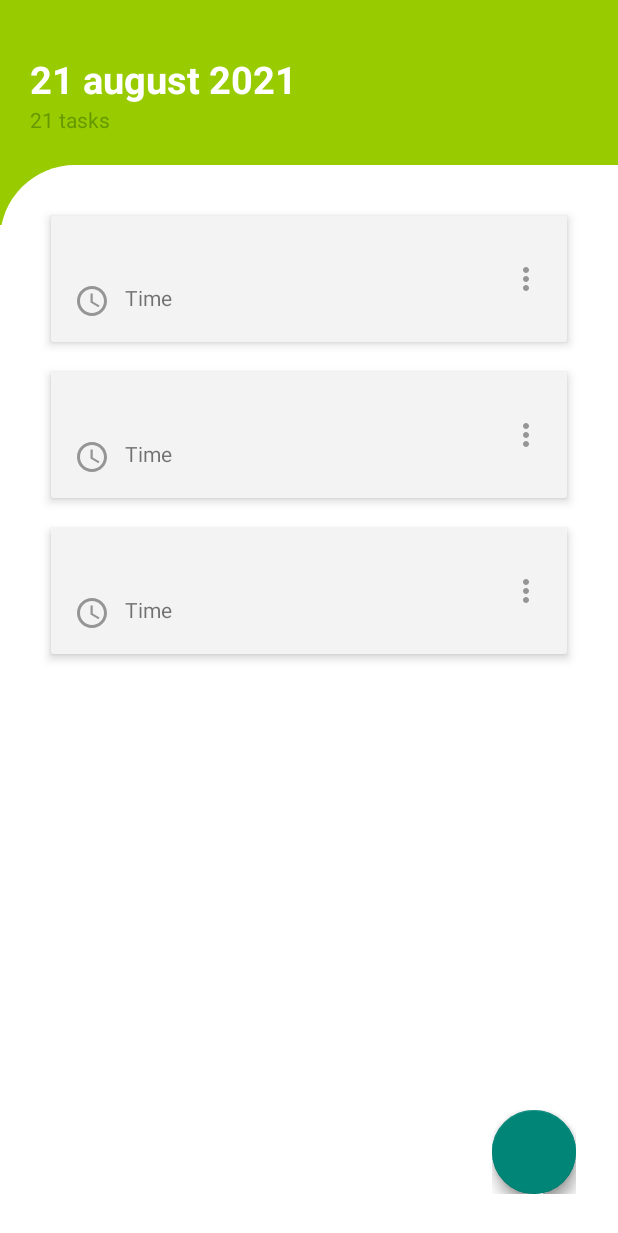
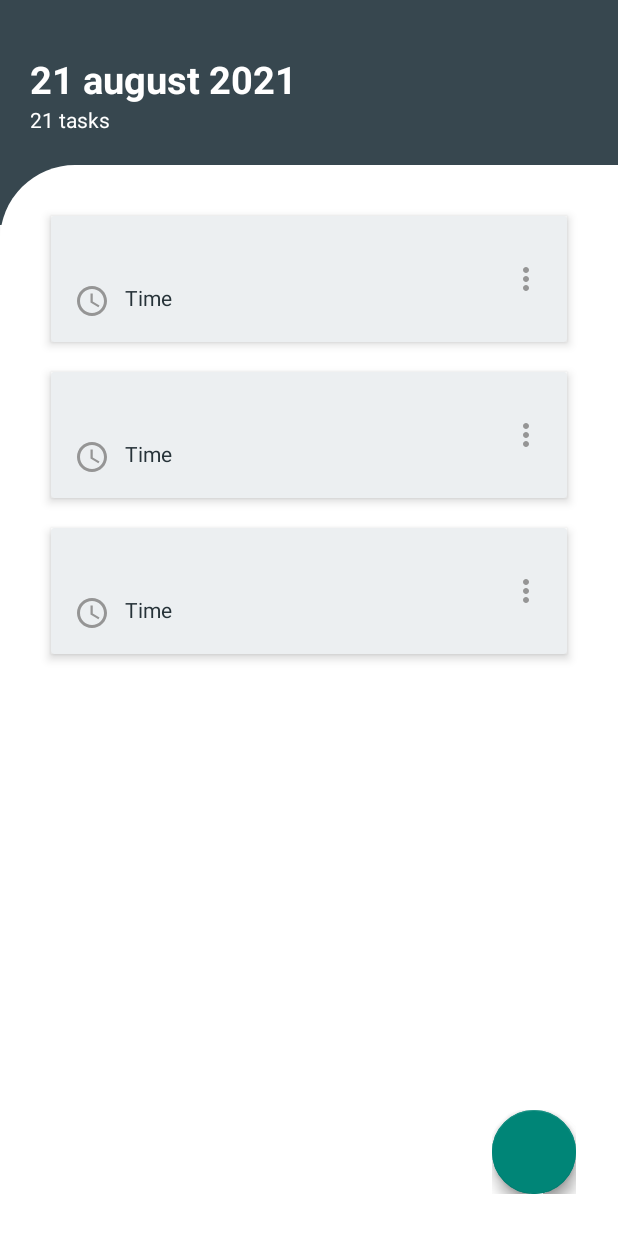
Before and after one commit to zurbaevi/android-to-do-list, an Android app: the layout fragment_task.xml on its own in the app's theme, with its tools: preview values and no code run, on a phone screen of 412 x 824 dp. Shown: the top 1233 px of the screen. Run offline under Robolectric (Android 15) with nearby library versions, the phone set to English and light mode, and no system bars; plain views replace FloatingActionButton, FloatingActionsMenu; Roboto replaces fonts that are not available here.

Commit message:
Changed theme

```diff
--- a/app/src/main/res/drawable/background_dialog.xml
+++ b/app/src/main/res/drawable/background_dialog.xml
@@ -1,7 +1,7 @@
 <?xml version="1.0" encoding="utf-8"?>
 <shape xmlns:android="http://schemas.android.com/apk/res/android">
 
-    <solid android:color="@android:color/holo_green_light" />
+    <solid android:color="@color/blue_gray_800" />
     <corners android:topLeftRadius="50dp" />
 
 </shape>
--- a/app/src/main/res/layout/fragment_splash.xml
+++ b/app/src/main/res/layout/fragment_splash.xml
@@ -3,7 +3,7 @@
     xmlns:tools="http://schemas.android.com/tools"
     android:layout_width="match_parent"
     android:layout_height="match_parent"
-    android:background="@android:color/holo_green_dark"
+    android:background="@color/blue_gray_900"
     tools:context=".ui.SplashFragment">
 
     <TextView
--- a/app/src/main/res/layout/fragment_task.xml
+++ b/app/src/main/res/layout/fragment_task.xml
@@ -13,7 +13,7 @@
         <RelativeLayout
             android:layout_width="match_parent"
             android:layout_height="150dp"
-            android:background="@android:color/holo_green_light">
+            android:background="@color/blue_gray_800">
 
             <TextView
                 android:id="@+id/text_today_title"
@@ -35,7 +35,7 @@
                 android:layout_below="@id/text_today_title"
                 android:layout_marginStart="20dp"
                 android:fontFamily="@font/didact_gothic"
-                android:textColor="@android:color/holo_green_dark"
+                android:textColor="@color/white"
                 tools:ignore="TextContrastCheck"
                 tools:text="21 tasks" />
 
@@ -69,8 +69,8 @@
         android:layout_alignParentEnd="true"
         android:layout_alignParentBottom="true"
         android:layout_margin="28dp"
-        app:fab_addButtonColorNormal="@android:color/holo_green_light"
-        app:fab_addButtonColorPressed="@android:color/holo_green_dark"
+        app:fab_addButtonColorNormal="@color/blue_gray_800"
+        app:fab_addButtonColorPressed="@color/blue_gray_900"
         app:fab_expandDirection="up"
         app:layout_constraintBottom_toBottomOf="parent"
         app:layout_constraintEnd_toEndOf="parent">
@@ -79,8 +79,8 @@
             android:id="@+id/fab_expand_menu_button_add_delete_task"
             android:layout_width="wrap_content"
             android:layout_height="wrap_content"
-            app:fab_addButtonColorPressed="@android:color/holo_green_dark"
-            app:fab_colorNormal="@android:color/holo_green_light"
+            app:fab_colorNormal="@color/blue_gray_800"
+            app:fab_colorPressed="@color/blue_gray_900"
             app:fab_icon="@drawable/ic_delete"
             app:fab_size="mini" />
 
@@ -88,8 +88,8 @@
             android:id="@+id/fab_expand_menu_button_add_task"
             android:layout_width="wrap_content"
             android:layout_height="wrap_content"
-            app:fab_addButtonColorPressed="@android:color/holo_green_dark"
-            app:fab_colorNormal="@android:color/holo_green_light"
+            app:fab_colorNormal="@color/blue_gray_800"
+            app:fab_colorPressed="@color/blue_gray_900"
             app:fab_icon="@drawable/ic_add"
             app:fab_size="mini" />
 
--- a/app/src/main/res/layout/fragment_update_task_bottom_sheet_dialog.xml
+++ b/app/src/main/res/layout/fragment_update_task_bottom_sheet_dialog.xml
@@ -53,7 +53,7 @@
             android:layout_marginTop="10dp"
             android:layout_marginEnd="10dp"
             android:layout_marginBottom="10dp"
-            android:background="@android:color/holo_green_dark"
+            android:background="@color/blue_gray_900"
             android:fontFamily="@font/didact_gothic"
             android:text="@string/fragment_add_update"
             android:textColor="@color/white"
--- a/app/src/main/res/layout/row_layout.xml
+++ b/app/src/main/res/layout/row_layout.xml
@@ -5,7 +5,7 @@
     android:layout_width="match_parent"
     android:layout_height="wrap_content"
     android:layout_margin="10dp"
-    app:cardBackgroundColor="#F3F3F3"
+    app:cardBackgroundColor="@color/blue_gray_50"
     app:cardElevation="4dp">
 
     <RelativeLayout
@@ -21,7 +21,7 @@
             android:layout_toStartOf="@id/image_row_layout_more"
             android:fontFamily="@font/didact_gothic"
             android:maxLines="3"
-            android:textColor="@android:color/holo_green_dark"
+            android:textColor="@color/blue_gray_900"
             android:textStyle="bold"
             tools:ignore="RelativeOverlap"
             tools:text="@tools:sample/lorem" />
@@ -47,6 +47,7 @@
                 android:layout_height="wrap_content"
                 android:layout_marginStart="10dp"
                 android:fontFamily="@font/didact_gothic"
+                android:textColor="@color/blue_gray_900"
                 tools:text="Time" />
 
         </LinearLayout>
--- a/app/src/main/res/values-night/themes.xml
+++ b/app/src/main/res/values-night/themes.xml
@@ -2,8 +2,8 @@
     <!-- Base application theme. -->
     <style name="Theme.ToDoList" parent="Theme.AppCompat.DayNight.NoActionBar">
         <!-- Primary brand color. -->
-        <item name="colorPrimary">@android:color/holo_green_light</item>
-        <item name="colorPrimaryDark">@android:color/holo_green_dark</item>
+        <item name="colorPrimary">@color/blue_gray_800</item>
+        <item name="colorPrimaryDark">@color/blue_gray_900</item>
         <item name="colorOnPrimary">@color/white</item>
 
         <item name="bottomSheetDialogTheme">@style/BottomSheetDialog</item>
--- a/app/src/main/res/values/colors.xml
+++ b/app/src/main/res/values/colors.xml
@@ -1,10 +1,7 @@
 <?xml version="1.0" encoding="utf-8"?>
 <resources>
-    <color name="purple_200">#FFBB86FC</color>
-    <color name="purple_500">#FF6200EE</color>
-    <color name="purple_700">#FF3700B3</color>
-    <color name="teal_200">#FF03DAC5</color>
-    <color name="teal_700">#FF018786</color>
-    <color name="black">#FF000000</color>
+    <color name="blue_gray_50">#ECEFF1</color>
+    <color name="blue_gray_800">#37474F</color>
+    <color name="blue_gray_900">#263238</color>
     <color name="white">#FFFFFFFF</color>
 </resources>
--- a/app/src/main/res/values/themes.xml
+++ b/app/src/main/res/values/themes.xml
@@ -2,8 +2,8 @@
     <!-- Base application theme. -->
     <style name="Theme.ToDoList" parent="Theme.AppCompat.DayNight.NoActionBar">
         <!-- Primary brand color. -->
-        <item name="colorPrimary">@android:color/holo_green_light</item>
-        <item name="colorPrimaryDark">@android:color/holo_green_dark</item>
+        <item name="colorPrimary">@color/blue_gray_800</item>
+        <item name="colorPrimaryDark">@color/blue_gray_900</item>
         <item name="colorOnPrimary">@color/white</item>
 
         <item name="bottomSheetDialogTheme">@style/BottomSheetDialog</item>
```
Also changed, not shown: app/src/main/res/layout/fragment_add_task_bottom_sheet_dialog.xml (+5 -2 lines).
